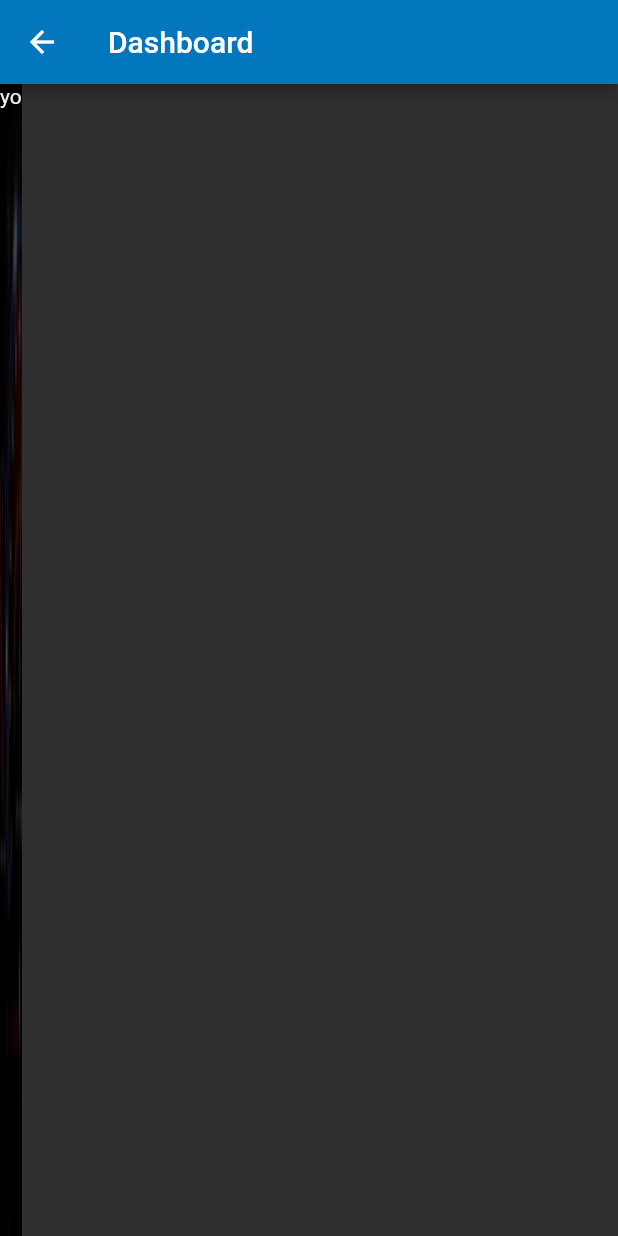
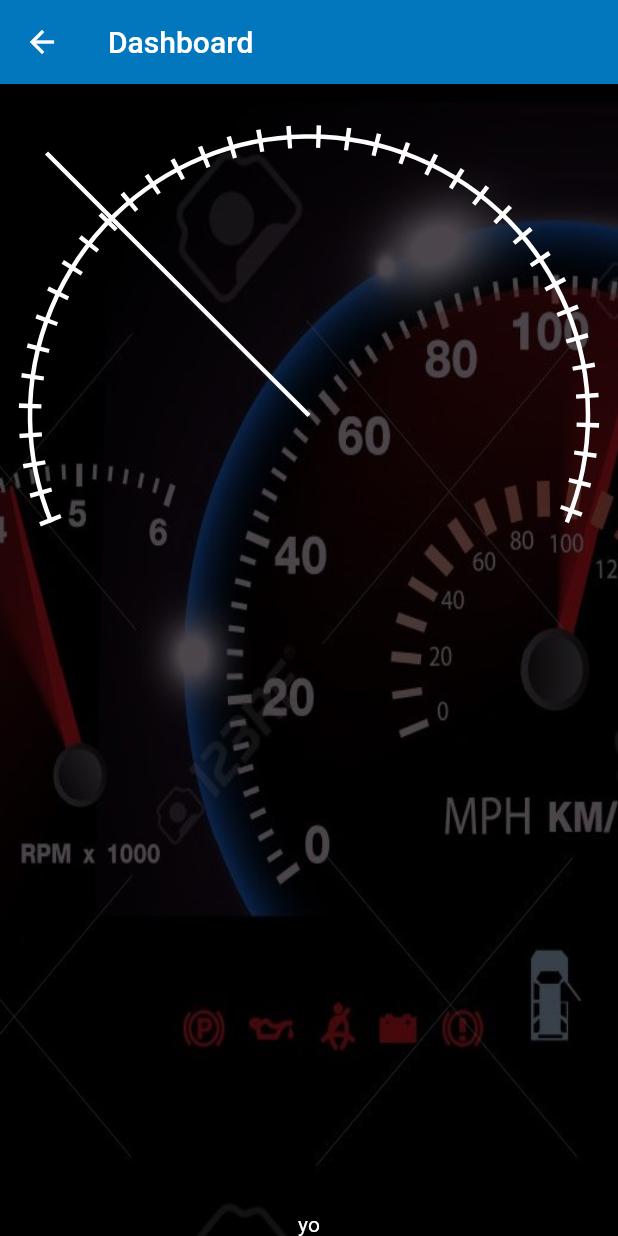
Before and after one commit to Edelbitter/odb24e, a Flutter app: the screen it shows after launch, after a tap on "Dashboard", on a phone screen of 412 x 824 dp. Run offline on Flutter 3.47's test engine with Material 2 defaults, Android fonts, the phone set to English and light mode, and no system bars; our stand-ins replace connectivity; Roboto replaces fonts that are missing (Hind, Montserrat).

Commit message:
started speed display

```diff
--- a/lib/dashboard.dart
+++ b/lib/dashboard.dart
@@ -1,6 +1,6 @@
 import 'package:flutter/material.dart';
 import 'package:connectivity/connectivity.dart';
-
+import 'dart:math';
 
 import 'dart:io';
 import 'dart:convert';
@@ -32,22 +32,34 @@ class DashboardState extends State<DashboardPage>
         title: Text('Dashboard'),
       ),
       body: Container(
+
         decoration: BoxDecoration(
           image: DecorationImage(
             image: ExactAssetImage('images/dashboard.jpg'),
             fit: BoxFit.fill,
           ),
         ),
-        child: Column(
-          children: <Widget>[
-            CustomPaint(
+        child: Center(
+          child:
+            Column(
+            children: <Widget>[
+              Padding(
+               padding: EdgeInsets.only(top:15),
+              ),
+            Expanded(child:
+                Container(margin:EdgeInsets.only(left:20,right:20,top:20,bottom: 40),child:
+              CustomPaint(
               painter: ShapesPainter(),
-              child: Text('yo')
-            )
-
+                child:
+                Container(),
+              ),
+            ),
+            ),
+              Text('yo'),
 
 
           ],
+          ),
         ),
       ),
     );
@@ -61,10 +73,31 @@ class ShapesPainter extends CustomPainter {
   @override
   void paint(Canvas canvas, Size size) {
     // TODO: implement paint
+    final paint = Paint()
+    // set the color property of the paint
+    ..color = Colors.white
+    ..strokeWidth = 3
+    ..style = PaintingStyle.stroke;
+
+
+    // center of the canvas is (x,y) => (width/2, height/2)
+    var center = Offset(size.width / 2, size.width / 2);
+   // var rect = const Offset(0, 0) & const Size(300, 250);
+    var rect = Rect.fromLTWH(0, 0, size.width, size.width);
+    // draw the circle on centre of canvas having radius 75.0
+   // canvas.drawCircle(center, 175.0, paint);
+    canvas.drawArc(rect,pi*7/8 , pi*10/8, false, paint);
+    canvas.drawLine(Offset(11,11), center, paint);
+    paint.strokeWidth=15;
+    for(int i = 0;i<38;++i) {
+      canvas.drawArc(rect, pi * 7 / 8 + pi*i/30, pi   / 200, false, paint);
+    }
+
+   // canvas.drawRect(rect, paint);
   }
   @override
   bool shouldRepaint(CustomPainter oldDelegate) {
     // TODO: implement shouldRepaint
-    return null;
+    return true;
   }
 }
--- a/lib/main.dart
+++ b/lib/main.dart
@@ -10,8 +10,8 @@ import 'dashboard.dart';
 
 void main() => runApp(MyApp());
 
- String URIIP = '';
- int PORT = 0;
+ String URIIP = '192.168.0.10';
+ int PORT = 35000;
 
 //const String URI = "http://192.168.0.10:35000/";
 
```
Also changed, not shown: lib/settings.dart (+24 -12 lines).
